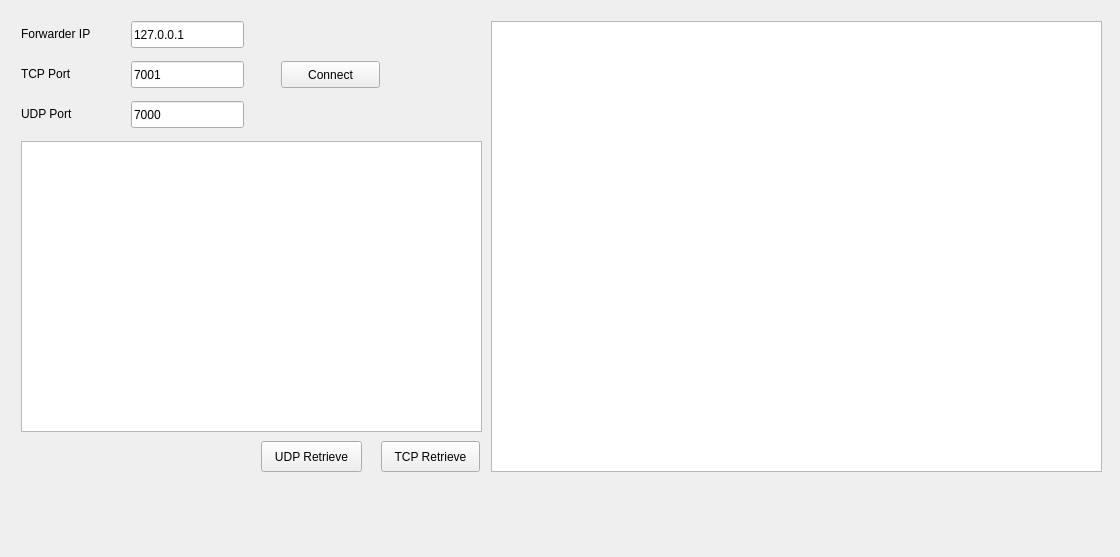
Old version of the form Forward/mainwindow.ui in the repository ColinBose/port-forwarder.
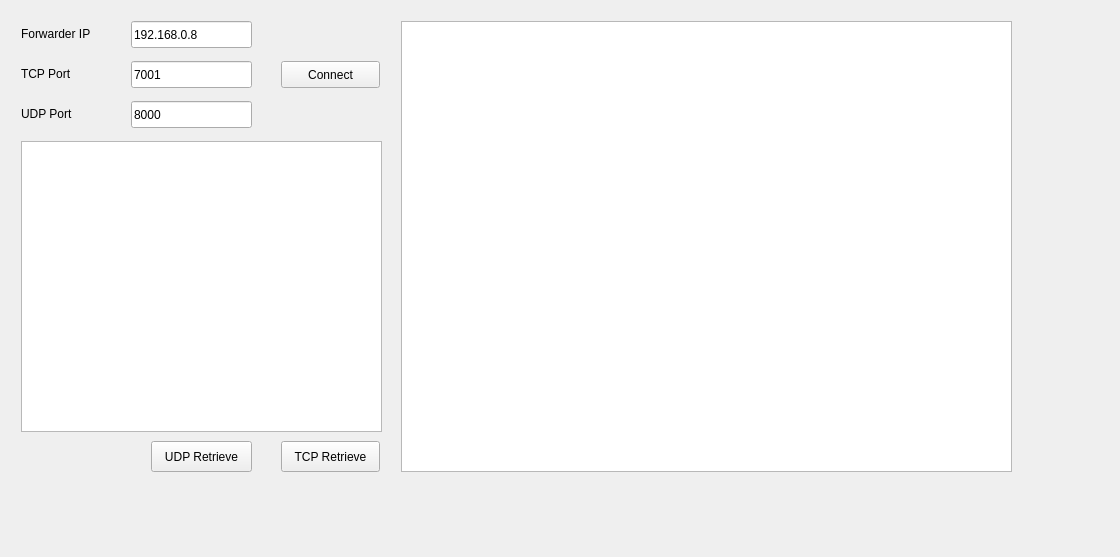
New version of the form. The open tabs and pages were chosen to show the change.

Diff of the .ui file:
```diff
--- a/Forward/mainwindow.ui
+++ b/Forward/mainwindow.ui
@@ -89,12 +89,12 @@
          <rect>
           <x>120</x>
           <y>10</y>
-          <width>113</width>
+          <width>121</width>
           <height>27</height>
          </rect>
         </property>
         <property name="text">
-         <string>127.0.0.1</string>
+         <string>192.168.0.8</string>
         </property>
        </widget>
        <widget class="QLineEdit" name="clientForwardPort">
@@ -102,7 +102,7 @@
          <rect>
           <x>120</x>
           <y>50</y>
-          <width>113</width>
+          <width>121</width>
           <height>27</height>
          </rect>
         </property>
@@ -115,18 +115,18 @@
          <rect>
           <x>120</x>
           <y>90</y>
-          <width>113</width>
+          <width>121</width>
           <height>27</height>
          </rect>
         </property>
         <property name="text">
-         <string>7000</string>
+         <string>8000</string>
         </property>
        </widget>
        <widget class="QTextBrowser" name="webViewer">
         <property name="geometry">
          <rect>
-          <x>480</x>
+          <x>390</x>
           <y>10</y>
           <width>611</width>
           <height>451</height>
@@ -138,7 +138,7 @@
          <rect>
           <x>10</x>
           <y>130</y>
-          <width>461</width>
+          <width>361</width>
           <height>291</height>
          </rect>
         </property>
@@ -146,7 +146,7 @@
        <widget class="QPushButton" name="secondGo">
         <property name="geometry">
          <rect>
-          <x>370</x>
+          <x>270</x>
           <y>430</y>
           <width>99</width>
           <height>31</height>
@@ -159,7 +159,7 @@
        <widget class="QPushButton" name="pushButton">
         <property name="geometry">
          <rect>
-          <x>250</x>
+          <x>140</x>
           <y>430</y>
           <width>101</width>
           <height>31</height>
```
